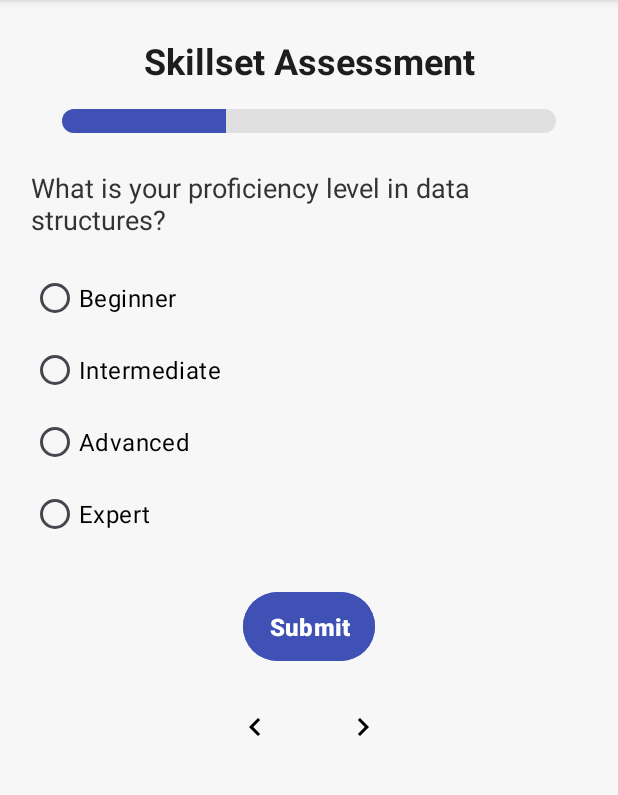
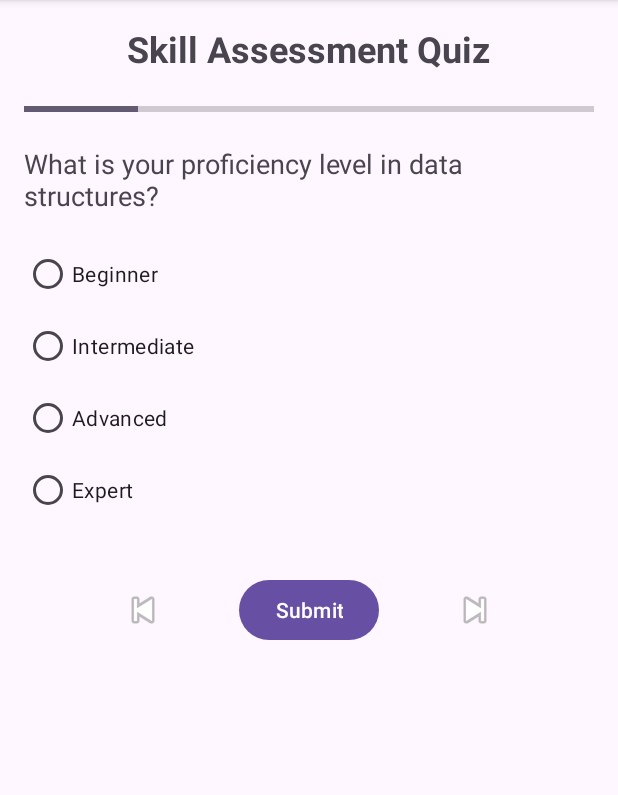
Before and after one commit to Suhaniparmar/Android-Project, an Android app: the QuizAssessmentActivity screen opened directly, with no data from a screen before it, after a tap on "Submit", on a phone screen of 412 x 824 dp, the part 96-891 px from its top. Run offline under Robolectric (Android 15) with nearby library versions, the phone set to English and light mode, and no system bars.

Commit message:
quiz_initial

```diff
--- a/app/src/main/AndroidManifest.xml
+++ b/app/src/main/AndroidManifest.xml
@@ -12,7 +12,9 @@
         android:supportsRtl="true"
         android:theme="@style/Theme.CodeSyncTest"
         tools:targetApi="31">
-
+        <activity
+            android:name=".quiz.EligibleCompaniesActivity"
+            android:exported="false" />
         <activity
             android:name=".quiz.QuizAssessmentActivity"
             android:exported="false" />
--- a/app/src/main/java/com/example/codesynctest/quiz/QuizAssessmentActivity.java
+++ b/app/src/main/java/com/example/codesynctest/quiz/QuizAssessmentActivity.java
@@ -1,6 +1,7 @@
 // File: QuizAssessmentActivity.java
 package com.example.codesynctest.quiz;
 
+import android.content.Intent;
 import android.os.Bundle;
 import android.util.Log;
 import android.view.View;
@@ -31,15 +32,21 @@ public class QuizAssessmentActivity extends AppCompatActivity {
     private String[] questions = {
             "What is your proficiency level in data structures?",
             "What is your proficiency level in algorithms?",
-            "What is your proficiency level in Java?"
-
+            "What is your proficiency level in Java?",
+            "What is your proficiency level in databases?",
+            "What is your proficiency level in web development?"
     };
     private String[][] options = {
+            {"Beginner", "Intermediate", "Advanced", "Expert"},
+            {"Beginner", "Intermediate", "Advanced", "Expert"},
             {"Beginner", "Intermediate", "Advanced", "Expert"},
             {"Beginner", "Intermediate", "Advanced", "Expert"},
             {"Beginner", "Intermediate", "Advanced", "Expert"}
     };
     private int currentQuestionIndex = 0;
+
+    // Array to store user's selected answers
+    private int[] userAnswers; // Stores the selected option index for each question
 
     @Override
     protected void onCreate(Bundle savedInstanceState) {
@@ -59,6 +66,12 @@ public class QuizAssessmentActivity extends AppCompatActivity {
         prevButton = findViewById(R.id.prev_button);
         nextButton = findViewById(R.id.next_button);
 
+        // Initialize userAnswers array
+        userAnswers = new int[questions.length];
+        for (int i = 0; i < userAnswers.length; i++) {
+            userAnswers[i] = -1; // -1 indicates no selection
+        }
+
         // Log the start of the activity
         Log.d(TAG, "QuizAssessmentActivity started");
 
@@ -70,25 +83,36 @@ public class QuizAssessmentActivity extends AppCompatActivity {
             @Override
             public void onClick(View v) {
 
-                int selectedOptionId = optionsGroup.getCheckedRadioButtonId();
-                if (selectedOptionId == -1) {
-                    Toast.makeText(QuizAssessmentActivity.this, "Please select an option", Toast.LENGTH_SHORT).show();
-                } else {
-                    RadioButton selectedOption = findViewById(selectedOptionId);
-                    String answer = selectedOption.getText().toString();
-                    Toast.makeText(QuizAssessmentActivity.this, "Answer submitted: " + answer, Toast.LENGTH_SHORT).show();
-
-                    // Optionally, save the answer or proceed to the next question
-                    // For this example, we'll proceed to the next question automatically
-                    if (currentQuestionIndex < questions.length - 1) {
-                        currentQuestionIndex++;
-                        updateQuestion();
-                    } else {
-                        Toast.makeText(QuizAssessmentActivity.this, "Quiz Completed!", Toast.LENGTH_LONG).show();
-                        // Optionally, navigate to a results screen or finish the activity
-                        finish();
+                // Check if all questions are answered
+                boolean allAnswered = true;
+                for (int answer : userAnswers) {
+                    if (answer == -1) {
+                        allAnswered = false;
+                        break;
                     }
                 }
+
+                if (!allAnswered) {
+                    Toast.makeText(QuizAssessmentActivity.this, "Please answer all questions before submitting", Toast.LENGTH_SHORT).show();
+                    return;
+                }
+
+                // Calculate total score
+                int totalScore = 0;
+                for (int answer : userAnswers) {
+                    // Assign scores: Beginner=1, Intermediate=2, Advanced=3, Expert=4
+                    totalScore += (answer + 1);
+                }
+
+                Log.d(TAG, "Total Score: " + totalScore);
+
+                // Determine eligible companies based on total score
+                String[] eligibleCompanies = determineEligibleCompanies(totalScore);
+
+                // Navigate to EligibleCompaniesActivity
+                Intent intent = new Intent(QuizAssessmentActivity.this, EligibleCompaniesActivity.class);
+                intent.putExtra("eligible_companies", eligibleCompanies);
+                startActivity(intent);
             }
         });
 
@@ -119,6 +143,27 @@ public class QuizAssessmentActivity extends AppCompatActivity {
                 }
             }
         });
+
+        // Option selection listener to save user's answer
+        optionsGroup.setOnCheckedChangeListener(new RadioGroup.OnCheckedChangeListener() {
+            @Override
+            public void onCheckedChanged(RadioGroup group, int checkedId) {
+                int selectedOption = -1;
+                if (checkedId == R.id.option_one) {
+                    selectedOption = 0;
+                } else if (checkedId == R.id.option_two) {
+                    selectedOption = 1;
+                } else if (checkedId == R.id.option_three) {
+                    selectedOption = 2;
+                } else if (checkedId == R.id.option_four) {
+                    selectedOption = 3;
+                } else {
+                    Log.w(TAG, "Unknown RadioButton checkedId: " + checkedId);
+                }
+                userAnswers[currentQuestionIndex] = selectedOption;
+                Log.d(TAG, "Question " + currentQuestionIndex + " selected option: " + selectedOption);
+            }
+        });
     }
 
     /**
@@ -138,10 +183,41 @@ public class QuizAssessmentActivity extends AppCompatActivity {
         int progress = ((currentQuestionIndex + 1) * 100) / questions.length;
         quizProgress.setProgress(progress);
 
-        // Clear previous selection
-        optionsGroup.clearCheck();
+        // Restore previous selection if any
+        if (userAnswers[currentQuestionIndex] != -1) {
+            if (userAnswers[currentQuestionIndex] == 0) {
+                optionsGroup.check(R.id.option_one);
+            } else if (userAnswers[currentQuestionIndex] == 1) {
+                optionsGroup.check(R.id.option_two);
+            } else if (userAnswers[currentQuestionIndex] == 2) {
+                optionsGroup.check(R.id.option_three);
+            } else if (userAnswers[currentQuestionIndex] == 3) {
+                optionsGroup.check(R.id.option_four);
+            } else {
+                Log.w(TAG, "Unknown user answer index: " + userAnswers[currentQuestionIndex]);
+                optionsGroup.clearCheck();
+            }
+        } else {
+            optionsGroup.clearCheck();
+        }
 
         // Log the question update
         Log.d(TAG, "Displayed question index: " + currentQuestionIndex + ", Progress: " + progress + "%");
     }
+
+    /**
+     * Determines eligible companies based on the total score.
+     *
+     * @param totalScore The total score calculated from user's answers.
+     * @return An array of eligible companies.
+     */
+    private String[] determineEligibleCompanies(int totalScore) {
+        if (totalScore <= questions.length * 1.5) { // Approximately Beginner to Intermediate
+            return new String[]{"Startup A", "Company B", "Firm C"};
+        } else if (totalScore <= questions.length * 2.5) { // Intermediate to Advanced
+            return new String[]{"Company D", "Enterprise E", "Organization F"};
+        } else { // Advanced to Expert
+            return new String[]{"Global Tech G", "Innovate H", "Solutions I"};
+        }
+    }
 }
--- a/app/src/main/res/layout/activity_quiz_assessment.xml
+++ b/app/src/main/res/layout/activity_quiz_assessment.xml
@@ -1,143 +1,99 @@
-<?xml version="1.0" encoding="utf-8"?>
-<androidx.constraintlayout.widget.ConstraintLayout
-    xmlns:android="http://schemas.android.com/apk/res/android"
-    xmlns:app="http://schemas.android.com/apk/res-auto"
-    xmlns:tools="http://schemas.android.com/tools"
+<!-- File: res/layout/activity_quiz_assessment.xml -->
+<LinearLayout xmlns:android="http://schemas.android.com/apk/res/android"
+    android:id="@+id/quiz_layout"
     android:layout_width="match_parent"
     android:layout_height="match_parent"
-    android:background="#F7F7F7"
-    tools:context=".quiz.QuizAssessmentActivity">
+    android:orientation="vertical"
+    android:padding="16dp">
 
-    <!-- Title for Quiz -->
     <TextView
         android:id="@+id/quiz_title"
         android:layout_width="wrap_content"
         android:layout_height="wrap_content"
-        android:layout_marginTop="24dp"
-        android:text="Skillset Assessment"
+        android:text="Skill Assessment Quiz"
         android:textSize="24sp"
-        android:textColor="#1D1D1D"
         android:textStyle="bold"
-        app:layout_constraintTop_toTopOf="parent"
-        app:layout_constraintStart_toStartOf="parent"
-        app:layout_constraintEnd_toEndOf="parent" />
+        android:layout_gravity="center_horizontal"
+        android:layout_marginBottom="16dp" />
 
-    <!-- Progress Indicator -->
     <ProgressBar
         android:id="@+id/quiz_progress"
         style="?android:attr/progressBarStyleHorizontal"
-        android:layout_width="0dp"
+        android:layout_width="match_parent"
         android:layout_height="wrap_content"
-        android:layout_marginTop="16dp"
-        android:progress="50"
-        android:progressDrawable="@drawable/progress_bar_custom"
-        app:layout_constraintTop_toBottomOf="@id/quiz_title"
-        app:layout_constraintStart_toStartOf="parent"
-        app:layout_constraintEnd_toEndOf="parent"
-        app:layout_constraintWidth_percent="0.8" />
+        android:progress="0"
+        android:max="100"
+        android:layout_marginBottom="16dp" />
 
-    <!-- Current Question -->
     <TextView
         android:id="@+id/question_text"
-        android:layout_width="0dp"
+        android:layout_width="wrap_content"
         android:layout_height="wrap_content"
-        android:layout_marginTop="24dp"
-        android:text="What is your proficiency level in data structures?"
+        android:text="Question appears here"
         android:textSize="18sp"
-        android:textColor="#333333"
-        app:layout_constraintTop_toBottomOf="@id/quiz_progress"
-        app:layout_constraintStart_toStartOf="parent"
-        app:layout_constraintEnd_toEndOf="parent"
-        app:layout_constraintWidth_percent="0.9" />
+        android:layout_marginBottom="16dp" />
 
-    <!-- Option 1 -->
     <RadioGroup
         android:id="@+id/options_group"
-        android:layout_width="0dp"
-        android:layout_height="wrap_content"
-        android:layout_marginTop="16dp"
-        android:orientation="vertical"
-        app:layout_constraintTop_toBottomOf="@id/question_text"
-        app:layout_constraintStart_toStartOf="parent"
-        app:layout_constraintEnd_toEndOf="parent"
-        app:layout_constraintWidth_percent="0.9">
+        android:layout_width="match_parent"
+        android:layout_height="wrap_content">
 
         <RadioButton
             android:id="@+id/option_one"
             android:layout_width="wrap_content"
             android:layout_height="wrap_content"
-            android:text="Beginner"
-            android:textSize="16sp"
-            android:textColor="#000000" />
+            android:text="Option 1" />
 
         <RadioButton
             android:id="@+id/option_two"
             android:layout_width="wrap_content"
             android:layout_height="wrap_content"
-            android:text="Intermediate"
-            android:textSize="16sp"
-            android:textColor="#000000" />
+            android:text="Option 2" />
 
         <RadioButton
             android:id="@+id/option_three"
             android:layout_width="wrap_content"
             android:layout_height="wrap_content"
-            android:text="Advanced"
-            android:textSize="16sp"
-            android:textColor="#000000" />
+            android:text="Option 3" />
 
         <RadioButton
             android:id="@+id/option_four"
             android:layout_width="wrap_content"
             android:layout_height="wrap_content"
-            android:text="Expert"
-            android:textSize="16sp"
-            android:textColor="#000000" />
+            android:text="Option 4" />
     </RadioGroup>
 
-    <!-- Submit Button -->
-    <Button
-        android:id="@+id/submit_button"
-        android:layout_width="wrap_content"
+    <LinearLayout
+        android:layout_width="match_parent"
         android:layout_height="wrap_content"
-        android:layout_marginTop="24dp"
-        android:padding="12dp"
-        android:backgroundTint="#3F51B5"
-        android:text="Submit"
-        android:textColor="#FFFFFF"
-        android:textSize="16sp"
-        android:textStyle="bold"
-        app:layout_constraintTop_toBottomOf="@id/options_group"
-        app:layout_constraintStart_toStartOf="parent"
-        app:layout_constraintEnd_toEndOf="parent" />
-
-    <!-- Navigation for Next and Previous -->
-    <LinearLayout
-        android:id="@+id/navigation_layout"
-        android:layout_width="0dp"
-        android:layout_height="wrap_content"
-        android:layout_marginTop="16dp"
+        android:orientation="horizontal"
         android:gravity="center"
-        android:orientation="horizontal"
-        app:layout_constraintTop_toBottomOf="@id/submit_button"
-        app:layout_constraintStart_toStartOf="parent"
-        app:layout_constraintEnd_toEndOf="parent">
+        android:layout_marginTop="24dp">
 
         <ImageButton
             android:id="@+id/prev_button"
-            android:layout_width="48dp"
-            android:layout_height="48dp"
-            android:layout_marginEnd="24dp"
-            android:src="@drawable/ic_previous"
-            android:background="?attr/selectableItemBackgroundBorderless" />
+            android:layout_width="wrap_content"
+            android:layout_height="wrap_content"
+            android:src="@android:drawable/ic_media_previous"
+            android:contentDescription="Previous"
+            android:background="?attr/selectableItemBackgroundBorderless"
+            android:padding="16dp" />
+
+        <Button
+            android:id="@+id/submit_button"
+            android:layout_width="wrap_content"
+            android:layout_height="wrap_content"
+            android:text="Submit"
+            android:layout_marginStart="32dp"
+            android:layout_marginEnd="32dp" />
 
         <ImageButton
             android:id="@+id/next_button"
-            android:layout_width="48dp"
-            android:layout_height="48dp"
-            android:src="@drawable/ic_next"
-            android:background="?attr/selectableItemBackgroundBorderless" />
-
+            android:layout_width="wrap_content"
+            android:layout_height="wrap_content"
+            android:src="@android:drawable/ic_media_next"
+            android:contentDescription="Next"
+            android:background="?attr/selectableItemBackgroundBorderless"
+            android:padding="16dp" />
     </LinearLayout>
-
-</androidx.constraintlayout.widget.ConstraintLayout>
+</LinearLayout>
```
Also changed, not shown: app/src/main/java/com/example/codesynctest/quiz/EligibleCompaniesActivity.java (added, +51 -0 lines), app/src/main/res/layout/activity_eligible_companies.xml (added, +23 -0 lines).
